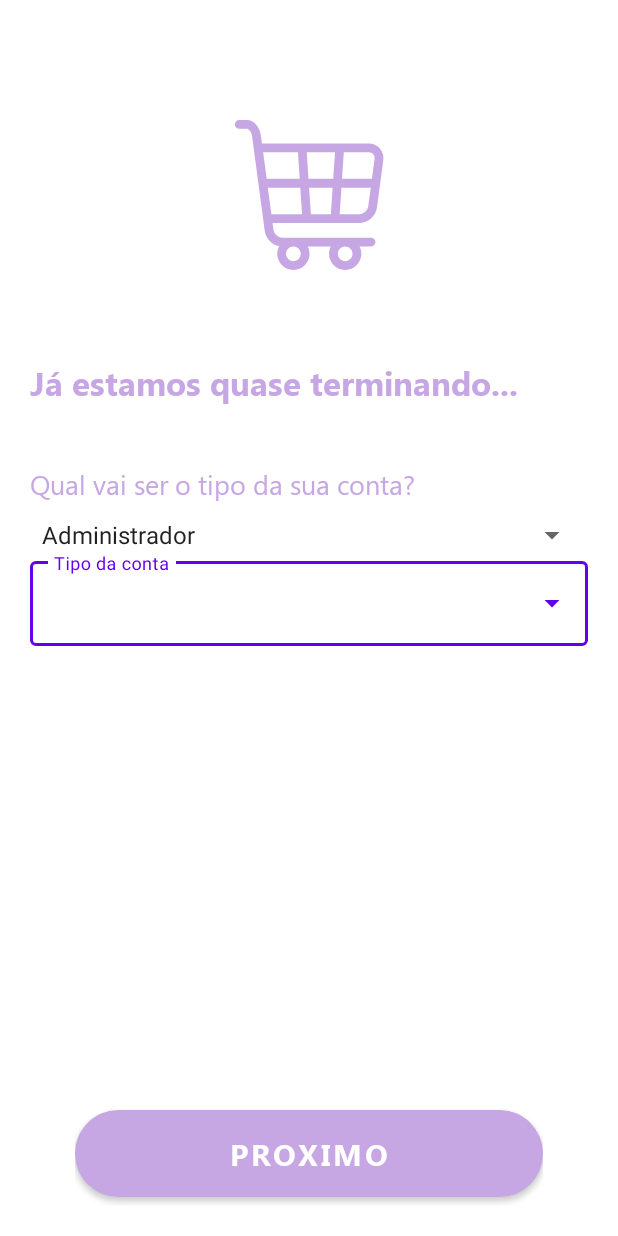
After one commit to Munizzs/DeBairro_TCC, an Android app: the CadastroTipoContaActivity screen opened directly, with no data from a screen before it, on a phone screen of 412 x 824 dp. The commit adds this screen. Run offline under Robolectric (Android 15) with nearby library versions, the phone set to English and light mode, and no system bars.

Commit message:
tela para definir o tipo da conta (Continuação do cadastro), *requer correções

```diff
--- a/app/src/main/AndroidManifest.xml
+++ b/app/src/main/AndroidManifest.xml
@@ -9,10 +9,13 @@
         android:roundIcon="@mipmap/ic_logo_round"
         android:supportsRtl="true"
         android:theme="@style/Theme.Splash">
-        <activity android:name=".Cadastro2Activity"/>
+        <activity
+            android:name=".CadastroTipoContaActivity"
+            android:exported="true" />
+        <activity android:name=".Cadastro2Activity" />
         <activity android:name=".LoginActivity" />
-        <activity android:name=".CadastroActivity"/>
-        <activity android:name=".InicialActivity" >
+        <activity android:name=".CadastroActivity" />
+        <activity android:name=".InicialActivity">
             <intent-filter>
                 <action android:name="android.intent.action.MAIN" />
 
--- a/app/src/main/java/com/example/debairro_tcc/Cadastro2Activity.java
+++ b/app/src/main/java/com/example/debairro_tcc/Cadastro2Activity.java
@@ -2,13 +2,17 @@ package com.example.debairro_tcc;
 
 import androidx.appcompat.app.AppCompatActivity;
 
+import android.content.Intent;
 import android.os.Bundle;
+import android.view.View;
 import android.widget.ArrayAdapter;
+import android.widget.Button;
 import android.widget.Spinner;
 
 public class Cadastro2Activity extends AppCompatActivity {
 
-    Spinner sexo;
+    ViewHolder mViewHolder = new ViewHolder();
+
 
     @Override
     protected void onCreate(Bundle savedInstanceState) {
@@ -17,11 +21,24 @@ public class Cadastro2Activity extends AppCompatActivity {
         setContentView(R.layout.cadastro2_layout);
         getSupportActionBar().hide();
 
-        sexo = (Spinner) findViewById(R.id.spn_Sexo);
+        mViewHolder.spnSexo = (Spinner) findViewById(R.id.spn_Sexo);
+        mViewHolder.btnLogin2 = findViewById(R.id.btn_Login2);
 
         ArrayAdapter adapter = ArrayAdapter.createFromResource(this, R.array.Sexo, android.R.layout.simple_spinner_item);
-        sexo.setAdapter(adapter);
+        mViewHolder.spnSexo.setAdapter(adapter);
 
+        mViewHolder.btnLogin2.setOnClickListener(new View.OnClickListener() {
+            @Override
+            public void onClick(View v) {
+                Intent i = new Intent(Cadastro2Activity.this, CadastroTipoContaActivity.class);
+                startActivity(i);
+            }
+        });
 
     }
+
+    public static class ViewHolder {
+        Button btnLogin2;
+        Spinner spnSexo;
+    }
 }
--- /dev/null
+++ b/app/src/main/java/com/example/debairro_tcc/CadastroTipoContaActivity.java
@@ -0,0 +1,52 @@
+package com.example.debairro_tcc;
+
+import androidx.appcompat.app.AppCompatActivity;
+
+import android.os.Bundle;
+import android.widget.ArrayAdapter;
+import android.widget.AutoCompleteTextView;
+import android.widget.Spinner;
+
+import com.google.android.material.textfield.TextInputLayout;
+
+import java.util.ArrayList;
+
+public class CadastroTipoContaActivity extends AppCompatActivity {
+    ViewHolder mViewHolder = new ViewHolder();
+    ArrayList<String> arrayListTipo;
+    ArrayAdapter<String> arrayAdapter;
+
+
+    @Override
+    protected void onCreate(Bundle savedInstanceState) {
+        super.onCreate(savedInstanceState);
+        setTheme(R.style.Theme_DeBairro_TCC);
+        setContentView(R.layout.cadastro_tipo_conta_layout);
+        getSupportActionBar().hide();
+        mViewHolder.spnTipo = (Spinner) findViewById(R.id.spn_tipo);
+
+        ArrayAdapter adapter = ArrayAdapter.createFromResource(this, R.array.Tipo, android.R.layout.simple_spinner_item);
+        mViewHolder.spnTipo.setAdapter(adapter);
+        mViewHolder.tilTipo = (TextInputLayout) findViewById(R.id.til_tipo);
+        mViewHolder.actTipo = (AutoCompleteTextView) findViewById(R.id.act_tipo);
+
+        arrayListTipo = new ArrayList<>();
+        arrayListTipo.add("Funcionário");
+        arrayListTipo.add("Administrador");
+
+        arrayAdapter = new ArrayAdapter<>(getApplicationContext(), R.layout.support_simple_spinner_dropdown_item, arrayListTipo);
+
+        mViewHolder.actTipo.setAdapter(arrayAdapter);
+        mViewHolder.actTipo.setThreshold(1);
+
+
+    }
+
+    public static class ViewHolder{
+        Spinner spnTipo;
+        TextInputLayout tilTipo;
+        AutoCompleteTextView actTipo;
+
+
+    }
+}
--- /dev/null
+++ b/app/src/main/res/layout/cadastro_tipo_conta_layout.xml
@@ -0,0 +1,88 @@
+<?xml version="1.0" encoding="utf-8"?>
+<RelativeLayout xmlns:android="http://schemas.android.com/apk/res/android"
+    xmlns:app="http://schemas.android.com/apk/res-auto"
+    xmlns:tools="http://schemas.android.com/tools"
+    android:layout_width="match_parent"
+    android:layout_height="match_parent"
+    android:layout_margin="20sp"
+    tools:context=".CadastroTipoContaActivity">
+
+    <LinearLayout
+        android:layout_width="match_parent"
+        android:layout_height="wrap_content"
+        android:layout_alignParentTop="true"
+        android:orientation="vertical">
+
+
+        <ImageView
+            android:layout_width="100sp"
+            android:layout_height="100sp"
+            android:layout_gravity="center"
+            android:layout_margin="60sp"
+            android:layout_marginBottom="20sp"
+            android:background="@drawable/carrinho_supermarket_roxo" />
+
+        <TextView
+            android:layout_width="match_parent"
+            android:layout_height="wrap_content"
+            android:layout_marginBottom="40sp"
+            android:fontFamily="@font/segoe_ui_bold"
+            android:text="@string/j_estamos_quase_terminando"
+            android:textColor="@color/Cor_principal"
+            android:textSize="22sp" />
+
+        <TextView
+            android:layout_width="wrap_content"
+            android:layout_height="wrap_content"
+            android:layout_marginBottom="10sp"
+            android:fontFamily="@font/segoe_ui"
+            android:text="@string/qual_vai_ser_o_tipo_da_sua_conta"
+            android:textColor="@color/Cor_principal"
+            android:textSize="18sp" />
+
+        <Spinner
+            android:id="@+id/spn_tipo"
+            android:layout_width="match_parent"
+            android:layout_height="wrap_content" />
+
+        <com.google.android.material.textfield.TextInputLayout
+            android:id="@+id/til_tipo"
+            android:layout_width="match_parent"
+            android:layout_height="wrap_content"
+            style="@style/Widget.MaterialComponents.TextInputLayout.OutlinedBox.ExposedDropdownMenu"
+            >
+            <AutoCompleteTextView
+                android:layout_width="match_parent"
+                android:layout_height="wrap_content"
+                android:id="@+id/act_tipo"
+                android:hint="Tipo da conta"
+                />
+
+        </com.google.android.material.textfield.TextInputLayout>
+
+
+    </LinearLayout>
+
+    <LinearLayout
+        android:layout_width="match_parent"
+        android:layout_height="wrap_content"
+        android:layout_alignParentBottom="true"
+        android:layout_marginLeft="30sp"
+        android:layout_marginRight="30sp"
+        android:gravity="center"
+        android:orientation="horizontal">
+
+        <Button
+            android:id="@+id/btn_loginTipo"
+            android:layout_width="match_parent"
+            android:layout_height="70sp"
+            android:fontFamily="@font/segoe_ui_bold"
+            android:text="@string/Proximo"
+            android:textSize="20sp"
+            app:backgroundTint="@color/Cor_principal"
+            app:cornerRadius="40sp" />
+
+    </LinearLayout>
+
+
+</RelativeLayout>
--- a/app/src/main/res/values/strings.xml
+++ b/app/src/main/res/values/strings.xml
@@ -18,11 +18,17 @@
     <string name="Senha">Senha</string>
     <string name="EsqueceuSuaSenha">Esqueceu sua senha?</string>
     <string name="ConfirmeSuaSenha">Confirmar senha</string>
+    <string name="qual_vai_ser_o_tipo_da_sua_conta">Qual vai ser o tipo da sua conta?</string>
+    <string name="j_estamos_quase_terminando">Já estamos quase terminando...</string>
     <string-array name="Sexo">
         <item>Masculino</item>
         <item>Feminino</item>
         <item>Outro</item>
     </string-array>
+    <string-array name="Tipo">
+        <item>Administrador</item>
+        <item>Funcionário</item>
+    </string-array>
 
 
 </resources>
```
Also changed, not shown: 2 other files.
